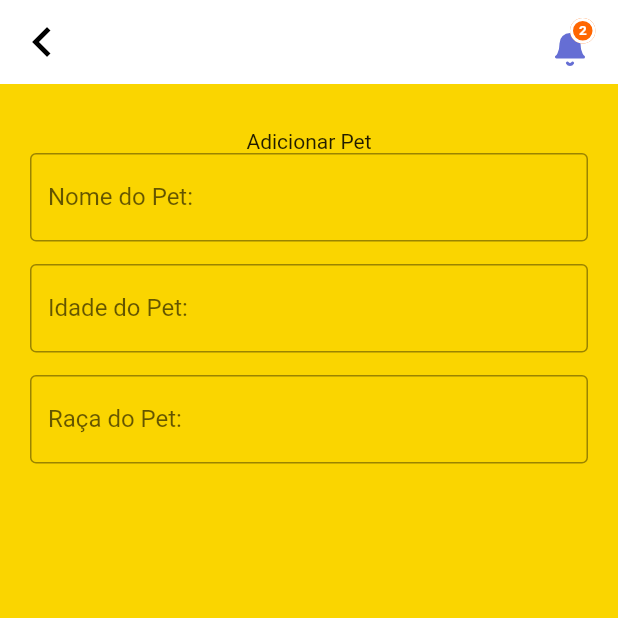
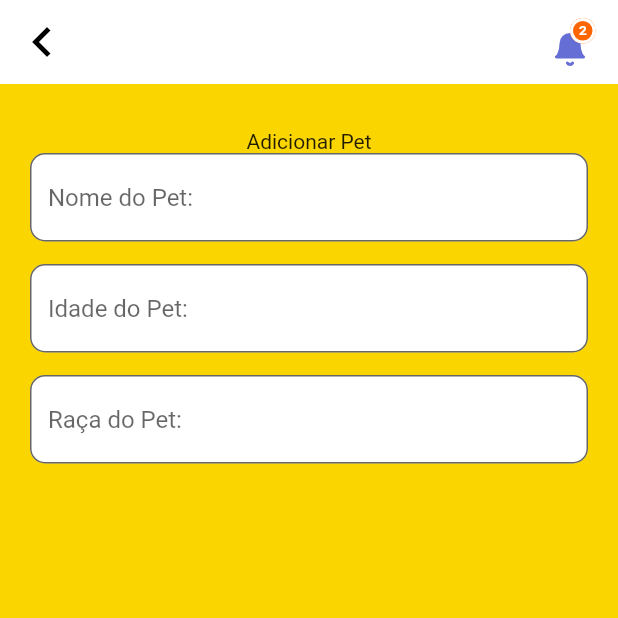
Before and after one commit to FelipeNipper/pet_clinic_new, a Flutter app: the AddPets screen opened by its route, on a phone screen of 412 x 824 dp, the top half of it. Run offline on Flutter 3.47's test engine with Material 2 defaults, Android fonts, the phone set to English and light mode, and no system bars; our stand-ins replace flutter_svg; Roboto replaces fonts that are missing (Poppins).

Commit message:
fix input

```diff
--- a/lib/widgets/pet_input.dart
+++ b/lib/widgets/pet_input.dart
@@ -7,11 +7,17 @@ class PetInput extends StatelessWidget {
 
   @override
   Widget build(BuildContext context) {
-    return TextField(
-      controller: controller,
-      decoration: InputDecoration(
-        labelText: label,
-        border: const OutlineInputBorder(),
+    return Container(
+      child: TextField(
+        controller: controller,
+        decoration: InputDecoration(
+          filled: true,
+          fillColor: Colors.white,
+          hintText: label,
+          border: OutlineInputBorder(
+            borderRadius: BorderRadius.circular(10),
+          ),
+        ),
       ),
     );
   }
```
